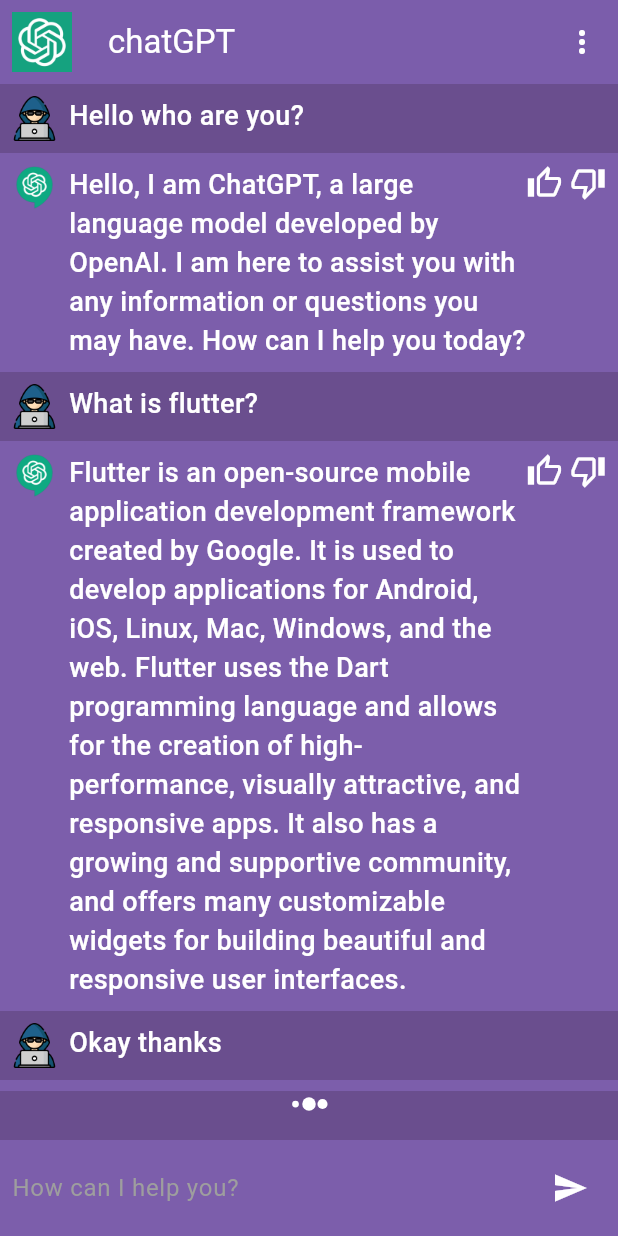
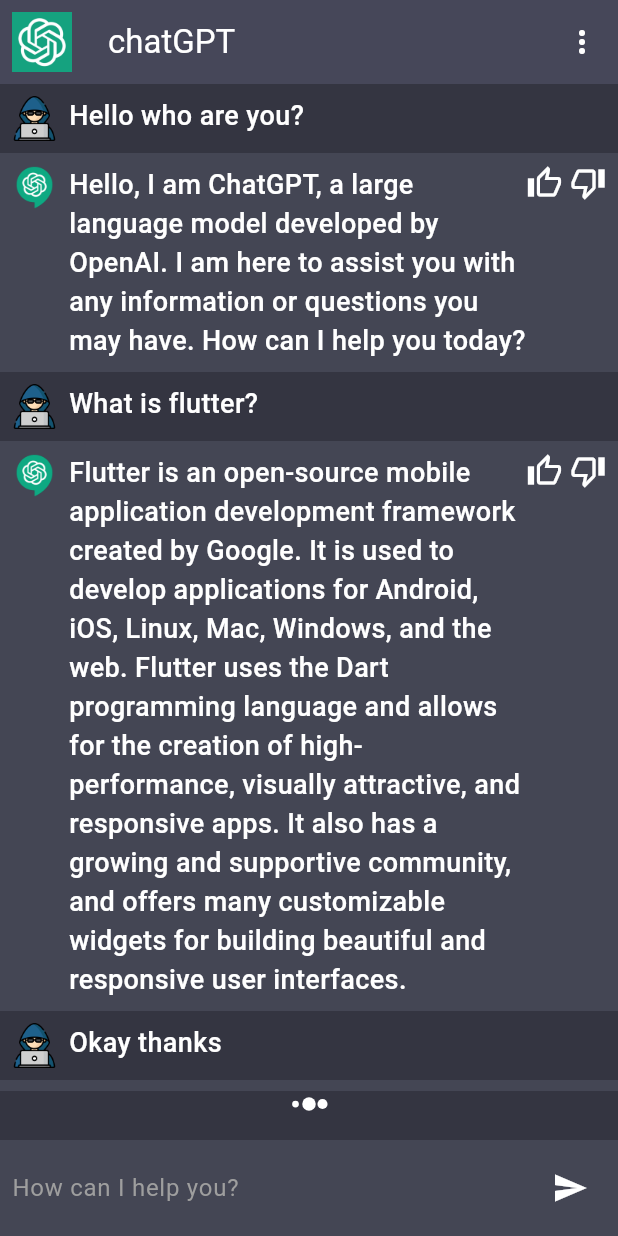
Before and after one commit to Brian-Riant/chatgpt_clone, a Flutter app: the screen it shows after launch, on a phone screen of 412 x 824 dp. Run offline on Flutter 3.47's test engine with Material 3 defaults, Android fonts, the phone set to English and light mode, and no system bars; our stand-ins replace flutter_spinkit.

Commit message:
flutter day 12

```diff
--- /dev/null
+++ b/devtools_options.yaml
@@ -0,0 +1 @@
+extensions:
--- a/lib/constants/api_constant.dart
+++ b/lib/constants/api_constant.dart
@@ -1,2 +1,3 @@
 String BASE_URL = "https://api.openai.com/v1";
-String API_KEY = "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";
+String API_KEY = "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";
+//1:17:40
--- a/lib/constants/constants.dart
+++ b/lib/constants/constants.dart
@@ -1,8 +1,8 @@
 import 'package:chatgpt_clone/widgets/text_widget.dart';
 import 'package:flutter/material.dart';
 
-Color scaffoldBackgroundColor = const Color(0xFF6A4E8E);
-Color cardColor = const Color(0xFF7C5EAB);
+Color scaffoldBackgroundColor = const Color(0xFF343541);
+Color cardColor = const Color(0xFF444654);
 
 List<String> models = [
   'Model1',
--- /dev/null
+++ b/lib/models/models_model.dart
@@ -0,0 +1,21 @@
+class ModelsModel {
+  final String id;
+  final int created;
+  final String root;
+
+  ModelsModel({
+    required this.id,
+    required this.root,
+    required this.created,
+  });
+
+   //factory constructer
+  factory ModelsModel.fromJson(Map<String, dynamic> json) => ModelsModel(
+        id: json["id"],
+        root: json["root"],
+        created: json["created"],
+      );
+  static List<ModelsModel> modelsFromSnapshot(List modelSnapshot) {
+    return modelSnapshot.map((data) => ModelsModel.fromJson(data)).toList();
+  }
+}
```
Also changed, not shown: lib/models/chat_model.dart (added, +11 -0 lines), lib/services/api_services.dart (+24 -5 lines), 22 other files.
